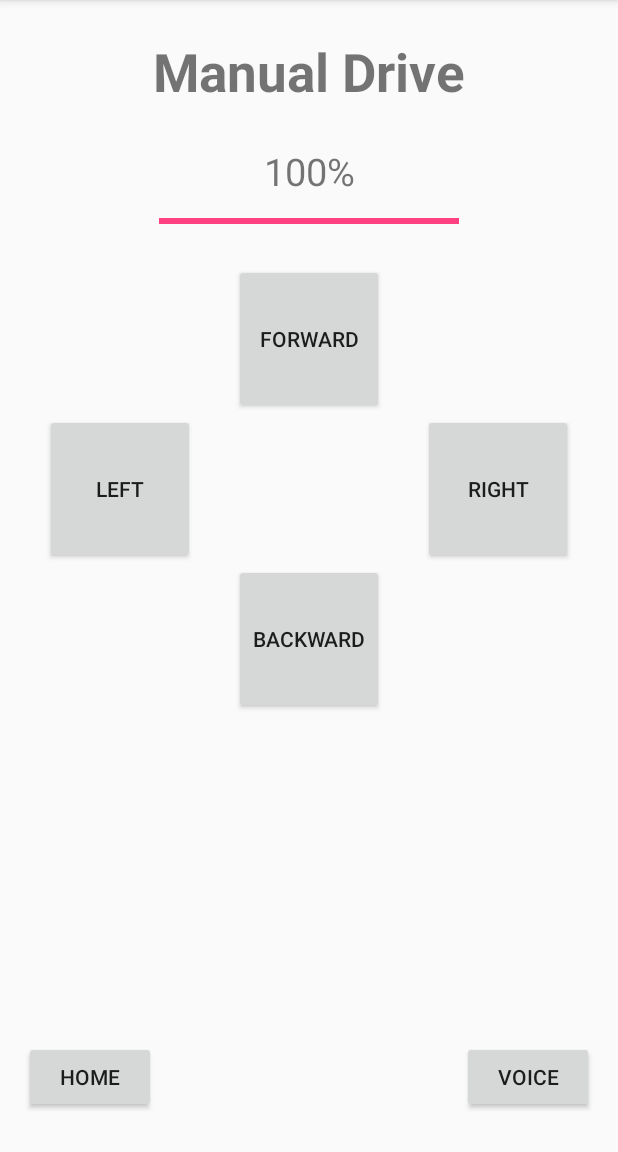
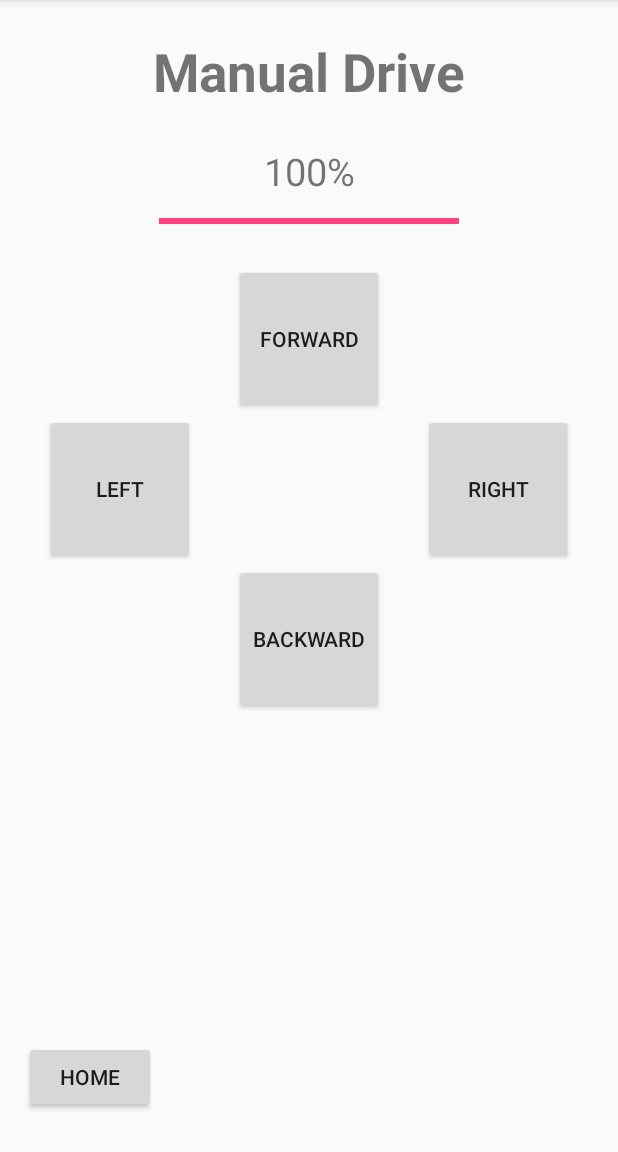
Before and after one commit to aaroncheung123/benni_device, an Android app: the ManualDriveActivity screen opened directly, with no data from a screen before it, on a phone screen of 412 x 824 dp, the part 84-1236 px from its top. Run offline under Robolectric (Android 15) with nearby library versions, the light colour scheme and no system bars; libraries missing offline, so code that uses them is left out: com.github.nkzawa.emitter, com.github.nkzawa.socketio; network calls fail; 5 statements that could not run were skipped.

Commit message:
Singleton instance check

```diff
--- a/app/src/main/java/com/aaroncheung/client/Games/Drive/ManualDriveActivity.java
+++ b/app/src/main/java/com/aaroncheung/client/Games/Drive/ManualDriveActivity.java
@@ -31,11 +31,15 @@ public class ManualDriveActivity extends SocketIO {
     private Integer totalPoints;
     private UserInformationSingleton userInformationSingleton;
 
+    public static ManualDriveActivity instance;
+
 
     @Override
     protected void onCreate(Bundle savedInstanceState) {
         super.onCreate(savedInstanceState);
         setContentView(R.layout.activity_manual_drive);
+
+        instance = this;
 
         userInformationSingleton = UserInformationSingleton.getInstance();
         totalPoints = 0;
@@ -51,8 +55,6 @@ public class ManualDriveActivity extends SocketIO {
         manualDriveProgressBar.setProgress(userInformationSingleton.getDriveProgressNumber());
         manualDriveTextView.setText(userInformationSingleton.getDriveProgressNumber().toString() + "%");
 
-
-        initializeManualDriveTimer();
         initializeForwardButton();
         initializeBackwardButton();
         initializeLeftButton();
@@ -60,27 +62,23 @@ public class ManualDriveActivity extends SocketIO {
     }
 
 
-    //*****************************
-    // Timer to check drive progress
-    //*****************************
 
-    public void initializeManualDriveTimer(){
-        final Handler handler = new Handler();
-        Runnable run = new Runnable() {
-            @Override
-            public void run() {
-                manualDriveProgressBar.setProgress(userInformationSingleton.getDriveProgressNumber());
-                manualDriveTextView.setText(userInformationSingleton.getDriveProgressNumber().toString() + "%");
-                handler.postDelayed(this, 1000);
-            }
-        };
-        handler.post(run);
+    //--------------------------------------------------
+    //
+    // TIMER UPDATES THE PROGRESS BAR AND PERCENTAGE
+    //
+    //--------------------------------------------------
+    public void updateManualDriveNumbers(){
+        manualDriveProgressBar.setProgress(userInformationSingleton.getDriveProgressNumber());
+        manualDriveTextView.setText(userInformationSingleton.getDriveProgressNumber().toString() + "%");
     }
 
 
-    //*****************************
+    //--------------------------------------------------
+    //
     // Calculating the increase in points for this game
-    //*****************************
+    //
+    //--------------------------------------------------
 
     public void calculateTotalPoints(){
         Integer driveNumber = userInformationSingleton.getDriveProgressNumber();
@@ -95,21 +93,25 @@ public class ManualDriveActivity extends SocketIO {
         }
     }
 
-    //*****************************
-    // Back and Home buttons
-    //*****************************
+    //--------------------------------------------------
+    //
+    // Home buttons
+    //
+    //--------------------------------------------------
 
     public void driveToHomeButtonClick(View view){
         startActivity(new Intent(ManualDriveActivity.this, HomeActivity.class));
     }
-    public void voiceDriveButtonClick(View view){
-        startActivity(new Intent(ManualDriveActivity.this, VoiceDriveActivity.class));
-    }
+//    public void voiceDriveButtonClick(View view){
+//        startActivity(new Intent(ManualDriveActivity.this, VoiceDriveActivity.class));
+//    }
 
 
-    //*****************************
+    //--------------------------------------------------
+    //
     // Move Forward
-    //*****************************
+    //
+    //--------------------------------------------------
     @SuppressLint("ClickableViewAccessibility")
     public void initializeForwardButton(){
         forwardButton.setOnTouchListener(new View.OnTouchListener() {
@@ -136,9 +138,11 @@ public class ManualDriveActivity extends SocketIO {
     }
 
 
-    //*****************************
+    //--------------------------------------------------
+    //
     // Move Backward
-    //*****************************
+    //
+    //--------------------------------------------------
     @SuppressLint("ClickableViewAccessibility")
     public void initializeBackwardButton(){
         backwardButton.setOnTouchListener(new View.OnTouchListener() {
@@ -166,9 +170,11 @@ public class ManualDriveActivity extends SocketIO {
     }
 
 
-    //*****************************
+    //--------------------------------------------------
+    //
     // Move Left
-    //*****************************
+    //
+    //--------------------------------------------------
     @SuppressLint("ClickableViewAccessibility")
     public void initializeLeftButton(){
         leftButton.setOnTouchListener(new View.OnTouchListener() {
@@ -196,9 +202,11 @@ public class ManualDriveActivity extends SocketIO {
     }
 
 
-    //*****************************
+    //--------------------------------------------------
+    //
     // Move Right
-    //*****************************
+    //
+    //--------------------------------------------------
     @SuppressLint("ClickableViewAccessibility")
     public void initializeRightButton(){
         rightButton.setOnTouchListener(new View.OnTouchListener() {
--- a/app/src/main/res/layout/activity_manual_drive.xml
+++ b/app/src/main/res/layout/activity_manual_drive.xml
@@ -76,17 +76,6 @@
         app:layout_constraintBottom_toBottomOf="parent"
         app:layout_constraintStart_toStartOf="parent" />
 
-    <Button
-        android:id="@+id/voiceDriveButton"
-        android:layout_width="wrap_content"
-        android:layout_height="wrap_content"
-        android:layout_marginBottom="26dp"
-        android:layout_marginEnd="16dp"
-        android:onClick="voiceDriveButtonClick"
-        android:text="voice"
-        app:layout_constraintBottom_toBottomOf="parent"
-        app:layout_constraintEnd_toEndOf="parent" />
-
     <ProgressBar
         android:id="@+id/manualDriveProgressBar"
         style="?android:attr/progressBarStyleHorizontal"
```
Also changed, not shown: app/src/main/java/com/aaroncheung/client/Helper/TimerService.java (+8 -3 lines).
